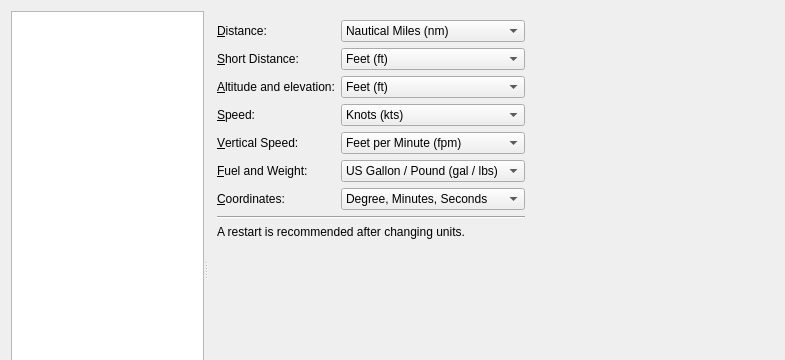
Qt form src/options/options.ui (albar965/littlenavmap) before a commit; both pictures show x 0 to 785 and y 0 to 360 of the 785 by 565 pixel window.
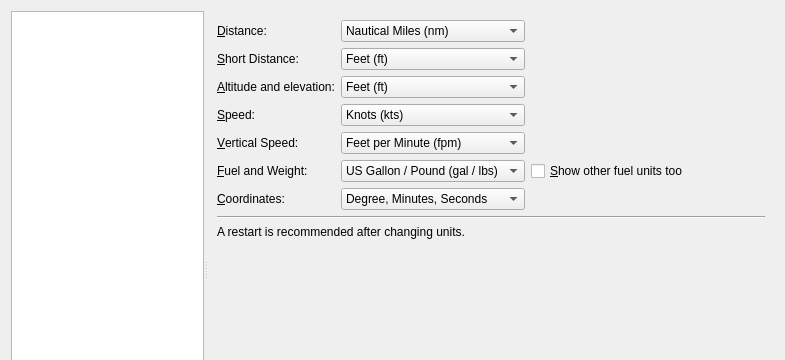
The same form after that commit. The open tabs and pages were chosen to show the change.

Commit message:
Display of other fuel units is now optional. Changed display of other units to use smaller font.
albar965/littlenavmap#401

The edit to the form file:
```diff
--- a/src/options/options.ui
+++ b/src/options/options.ui
@@ -2986,19 +2986,6 @@
           </item>
          </widget>
         </item>
-        <item row="8" column="0" colspan="2">
-         <widget class="QLabel" name="label_2">
-          <property name="font">
-           <font>
-            <weight>50</weight>
-            <bold>false</bold>
-           </font>
-          </property>
-          <property name="text">
-           <string>A restart is recommended after changing units.</string>
-          </property>
-         </widget>
-        </item>
         <item row="2" column="2">
          <spacer name="horizontalSpacer">
           <property name="orientation">
@@ -3012,13 +2999,39 @@
           </property>
          </spacer>
         </item>
-        <item row="7" column="0" colspan="2">
+        <item row="5" column="2">
+         <widget class="QCheckBox" name="checkBoxOptionsUnitFuelOther">
+          <property name="toolTip">
+           <string>Shows the other fuel units (lbs/gal or kg/liter) in information display as well</string>
+          </property>
+          <property name="text">
+           <string>&amp;Show other fuel units too</string>
+          </property>
+          <property name="checked">
+           <bool>false</bool>
+          </property>
+         </widget>
+        </item>
+        <item row="7" column="0" colspan="3">
          <widget class="Line" name="line_8">
           <property name="orientation">
            <enum>Qt::Horizontal</enum>
           </property>
          </widget>
         </item>
+        <item row="8" column="0" colspan="3">
+         <widget class="QLabel" name="label_2">
+          <property name="font">
+           <font>
+            <weight>50</weight>
+            <bold>false</bold>
+           </font>
+          </property>
+          <property name="text">
+           <string>A restart is recommended after changing units.</string>
+          </property>
+         </widget>
+        </item>
        </layout>
       </widget>
       <widget class="QWidget" name="stackedWidgetOptionsSimAircraft">
```
The commit also changes 7 other files.
